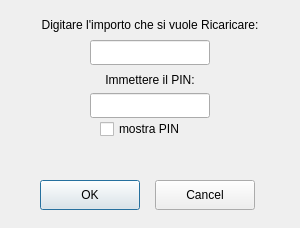
Above: project/ricaricacontroller.ui from JacopoBucchioni/MyElaborato_TransazioniFinanziarie before the change. Below: the same form after it.
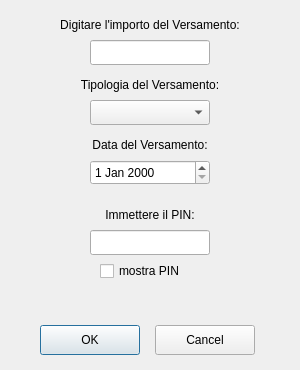
That is the form after the change.

```diff
--- a/project/ricaricacontroller.ui
+++ b/project/ricaricacontroller.ui
@@ -7,19 +7,19 @@
     <x>0</x>
     <y>0</y>
     <width>300</width>
-    <height>228</height>
+    <height>370</height>
    </rect>
   </property>
   <property name="minimumSize">
    <size>
     <width>300</width>
-    <height>228</height>
+    <height>370</height>
    </size>
   </property>
   <property name="maximumSize">
    <size>
     <width>300</width>
-    <height>228</height>
+    <height>370</height>
    </size>
   </property>
   <property name="windowTitle">
@@ -29,7 +29,7 @@
    <property name="geometry">
     <rect>
      <x>40</x>
-     <y>180</y>
+     <y>325</y>
      <width>100</width>
      <height>30</height>
     </rect>
@@ -42,7 +42,7 @@
    <property name="geometry">
     <rect>
      <x>155</x>
-     <y>180</y>
+     <y>325</y>
      <width>100</width>
      <height>30</height>
     </rect>
@@ -68,7 +68,7 @@
    <property name="geometry">
     <rect>
      <x>90</x>
-     <y>93</y>
+     <y>230</y>
      <width>120</width>
      <height>25</height>
     </rect>
@@ -81,7 +81,7 @@
    <property name="geometry">
     <rect>
      <x>0</x>
-     <y>144</y>
+     <y>290</y>
      <width>300</width>
      <height>30</height>
     </rect>
@@ -103,7 +103,7 @@
     </rect>
    </property>
    <property name="text">
-    <string>Digitare l'importo che si vuole Ricaricare:</string>
+    <string>Digitare l'importo del Versamento:</string>
    </property>
    <property name="alignment">
     <set>Qt::AlignCenter</set>
@@ -113,7 +113,7 @@
    <property name="geometry">
     <rect>
      <x>0</x>
-     <y>65</y>
+     <y>200</y>
      <width>300</width>
      <height>30</height>
     </rect>
@@ -129,7 +129,7 @@
    <property name="geometry">
     <rect>
      <x>100</x>
-     <y>118</y>
+     <y>260</y>
      <width>111</width>
      <height>22</height>
     </rect>
@@ -138,6 +138,58 @@
     <string>mostra PIN</string>
    </property>
   </widget>
+  <widget class="QDateEdit" name="dateEdit">
+   <property name="geometry">
+    <rect>
+     <x>90</x>
+     <y>160</y>
+     <width>120</width>
+     <height>25</height>
+    </rect>
+   </property>
+  </widget>
+  <widget class="QComboBox" name="comboBox">
+   <property name="geometry">
+    <rect>
+     <x>90</x>
+     <y>100</y>
+     <width>120</width>
+     <height>25</height>
+    </rect>
+   </property>
+  </widget>
+  <widget class="QLabel" name="label_3">
+   <property name="geometry">
+    <rect>
+     <x>0</x>
+     <y>70</y>
+     <width>300</width>
+     <height>30</height>
+    </rect>
+   </property>
+   <property name="text">
+    <string>Tipologia del Versamento:</string>
+   </property>
+   <property name="alignment">
+    <set>Qt::AlignCenter</set>
+   </property>
+  </widget>
+  <widget class="QLabel" name="label_4">
+   <property name="geometry">
+    <rect>
+     <x>0</x>
+     <y>130</y>
+     <width>300</width>
+     <height>30</height>
+    </rect>
+   </property>
+   <property name="text">
+    <string>Data del Versamento:</string>
+   </property>
+   <property name="alignment">
+    <set>Qt::AlignCenter</set>
+   </property>
+  </widget>
  </widget>
  <resources/>
  <connections/>
```
